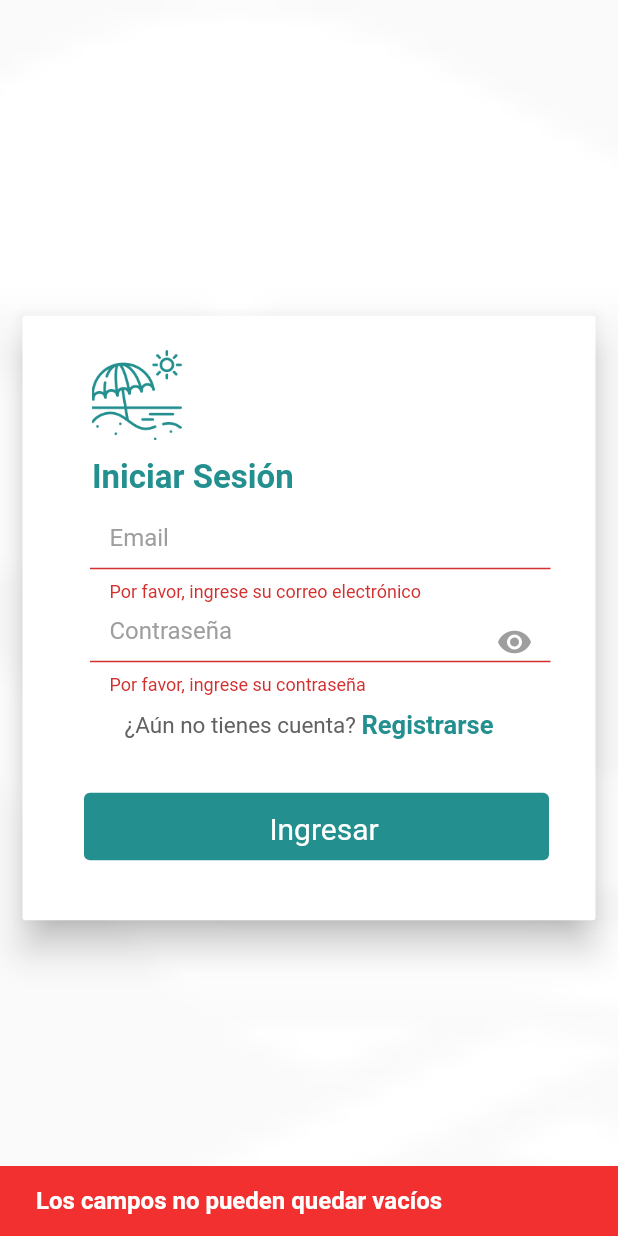
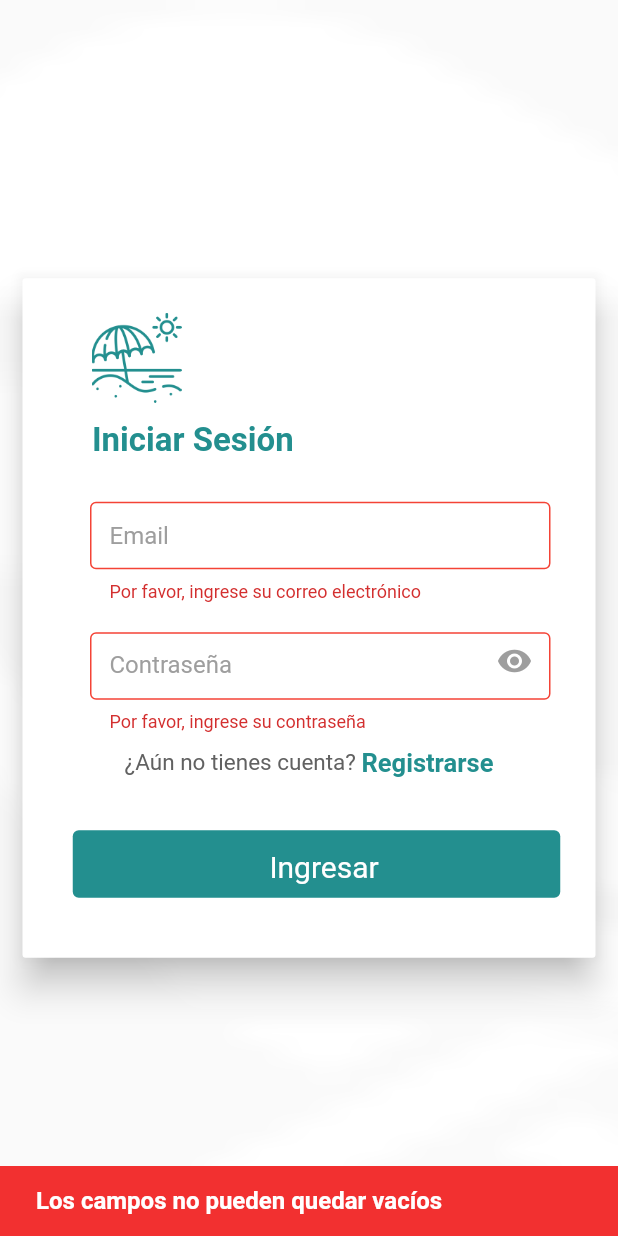
Before and after one commit to frankpezo/recreoexploreiqtapp, a Flutter app: the LoginUser screen opened directly, after a tap on "Ingresar", on a phone screen of 412 x 824 dp. Run offline on Flutter 3.47's test engine with Material 2 defaults, Android fonts, the light colour scheme and no system bars; our stand-ins replace another_carousel_pro.

Commit message:
Login User modificación

```diff
--- a/lib/src/pages/user/login_user.dart
+++ b/lib/src/pages/user/login_user.dart
@@ -10,55 +10,24 @@ class LoginUser extends StatefulWidget {
 }
 
 class _LoginUserState extends State<LoginUser> {
-  //1.TextEditinController
   TextEditingController user = TextEditingController();
   TextEditingController password = TextEditingController();
   bool obscurePassword = true;
-  //2. Creamos el método para consumir la Api
+
   Future<void> getDatos() async {
     if (user.text.isNotEmpty && password.text.isNotEmpty) {
       print("Campos llenos");
-      //2.1. Hacemos un tryCatch
-      /* try {
-        //3. Traemos la url
-        Uri url = Uri.parse('http://10.0.2.2/sigaePhp/selectData.php');
-        //3.1. Hacemos la peticiónal body
-        var res = await http
-            .post(url, body: {'user': user.text, 'password': password.text});
-        print(res.body); //Para ver si trae los datos
-
-        //3.2. Convertimos la respuesta a json
-        var response = jsonDecode(res.body);
-        if (response.length != 0) {
-          Navigator.pushReplacement(
-            context,
-            MaterialPageRoute(builder: (context) => HomePage(user.text)),
-          );
-          print('Ingresó con exito');
-        } else {
-          print('Falló');
-          ScaffoldMessenger.of(context).showSnackBar(SnackBar(
-            backgroundColor: Color.fromARGB(255, 242, 48, 48),
-            content: Text(
-              'Los datos no coinciden',
-              style: TextStyle(
-                  color: Colors.white,
-                  fontSize: 16,
-                  fontWeight: FontWeight.bold),
-            ),
-            duration: Duration(seconds: 5),
-          ));
-        }
-      } catch (e) {
-        print(e);
-      }*/
+      // Lógica para consumir la API
     } else {
       ScaffoldMessenger.of(context).showSnackBar(SnackBar(
         backgroundColor: Color.fromARGB(255, 242, 48, 48),
         content: Text(
           'Los campos no pueden quedar vacíos',
           style: TextStyle(
-              color: Colors.white, fontSize: 16, fontWeight: FontWeight.bold),
+            color: Colors.white,
+            fontSize: 16,
+            fontWeight: FontWeight.bold,
+          ),
         ),
         duration: Duration(seconds: 5),
       ));
@@ -68,9 +37,7 @@ class _LoginUserState extends State<LoginUser> {
   @override
   Widget build(BuildContext context) {
     return Scaffold(
-      // backgroundColor: Colors.grey[300],
       body: Container(
-        //Para fondo
         decoration: BoxDecoration(
           image: DecorationImage(
             image: AssetImage("assets/images/icon1.png"),
@@ -88,26 +55,27 @@ class _LoginUserState extends State<LoginUser> {
                     Container(
                       child: Card(
                         shape: RoundedRectangleBorder(
-                              borderRadius: BorderRadius.circular(2)),
+                          borderRadius: BorderRadius.circular(2),
+                        ),
                         margin: EdgeInsets.all(15),
                         elevation: 10,
                         child: Padding(
                           padding: const EdgeInsets.only(
-                                bottom: 40, left: 10, right: 10),
+                            bottom: 40,
+                            left: 10,
+                            right: 10,
+                          ),
                           child: Container(
                             child: Column(
                               children: [
-                                  SizedBox(
-                                    height: 20,
-                                  ),
-                                  //1. Logo
-
+                                SizedBox(height: 20),
                                 Container(
                                   padding: const EdgeInsets.only(
-                                        top: 3, right: 230),
+                                    top: 3,
+                                    right: 230,
+                                  ),
                                   child: Row(
-                                      mainAxisAlignment:
-                                          MainAxisAlignment.center,
+                                    mainAxisAlignment: MainAxisAlignment.center,
                                     children: [
                                       Image.asset(
                                         "assets/images/icon2.1.png",
@@ -117,13 +85,12 @@ class _LoginUserState extends State<LoginUser> {
                                     ],
                                   ),
                                 ),
-                                  SizedBox(
-                                    height: 9,
-                                  ),
-                                  //2. Bievenido
+                                SizedBox(height: 9),
                                 Container(
                                   padding: const EdgeInsets.only(
-                                        top: 3, right: 155),
+                                    top: 3,
+                                    right: 155,
+                                  ),
                                   child: Column(
                                     crossAxisAlignment:
                                         CrossAxisAlignment.start,
@@ -133,27 +100,21 @@ class _LoginUserState extends State<LoginUser> {
                                         style: TextStyle(
                                           fontWeight: FontWeight.bold,
                                           fontSize: 22,
-                                              color: Color(0xFF238F8F)),
+                                          color: Color(0xFF238F8F),
                                         ),
-                                        SizedBox(
-                                          height: 5,
                                       ),
+                                      SizedBox(height: 5),
                                     ],
                                   ),
                                 ),
-                                  SizedBox(
-                                    height: 20,
-                                  ),
-                                  //3. Usuario campo
+                                SizedBox(height: 20),
                                 Container(
-                                    margin:
-                                        EdgeInsets.only(left: 20, right: 20),
+                                  margin: EdgeInsets.only(left: 20, right: 20),
                                   width: 325,
-                                    height: 45,
+                                  height: 70,
                                   padding:
                                       const EdgeInsets.only(top: 3, left: 15),
                                   child: TextFormField(
-                                      //2. Para acceder
                                     controller: user,
                                     obscureText: false,
                                     keyboardType: TextInputType.emailAddress,
@@ -167,10 +128,15 @@ class _LoginUserState extends State<LoginUser> {
                                       contentPadding: EdgeInsets.all(13),
                                       enabledBorder: OutlineInputBorder(
                                         borderSide:
-                                                BorderSide(color: Colors.grey)),
+                                            BorderSide(color: Colors.grey),
+                                      ),
                                       focusedBorder: OutlineInputBorder(
                                         borderSide: BorderSide(
                                             color: Colors.grey.shade400),
+                                      ),
+                                      errorBorder: OutlineInputBorder(
+                                        borderSide:
+                                            BorderSide(color: Colors.red),
                                       ),
                                       fillColor: Colors.white,
                                       filled: true,
@@ -180,19 +146,14 @@ class _LoginUserState extends State<LoginUser> {
                                     ),
                                   ),
                                 ),
-                                  SizedBox(
-                                    height: 17,
-                                  ),
-                                  //4. Contraseña campo
+                                SizedBox(height: 17),
                                 Container(
-                                    margin:
-                                        EdgeInsets.only(left: 20, right: 20),
+                                  margin: EdgeInsets.only(left: 20, right: 20),
                                   width: 325,
-                                    height: 45,
+                                  height: 70,
                                   padding:
                                       const EdgeInsets.only(top: 3, left: 15),
                                   child: TextFormField(
-                                      //2. Para acceder
                                     controller: password,
                                     obscureText: obscurePassword,
                                     keyboardType: TextInputType.text,
@@ -206,10 +167,15 @@ class _LoginUserState extends State<LoginUser> {
                                       contentPadding: EdgeInsets.all(13),
                                       enabledBorder: OutlineInputBorder(
                                         borderSide:
-                                                BorderSide(color: Colors.grey)),
+                                            BorderSide(color: Colors.grey),
+                                      ),
                                       focusedBorder: OutlineInputBorder(
                                         borderSide: BorderSide(
                                             color: Colors.grey.shade400),
+                                      ),
+                                      errorBorder: OutlineInputBorder(
+                                        borderSide:
+                                            BorderSide(color: Colors.red),
                                       ),
                                       fillColor: Colors.white,
                                       filled: true,
@@ -229,9 +195,7 @@ class _LoginUserState extends State<LoginUser> {
                                     ),
                                   ),
                                 ),
-                                  SizedBox(
-                                    height: 10,
-                                  ),
+                                SizedBox(height: 10),
                                 Row(
                                   mainAxisAlignment: MainAxisAlignment.center,
                                   children: [
@@ -239,7 +203,8 @@ class _LoginUserState extends State<LoginUser> {
                                       '¿Aún no tienes cuenta? ',
                                       style: TextStyle(
                                         fontSize: 15,
-                                            color: Colors.grey[700]),
+                                        color: Colors.grey[700],
+                                      ),
                                     ),
                                     InkWell(
                                       child: GestureDetector(
@@ -248,44 +213,36 @@ class _LoginUserState extends State<LoginUser> {
                                           style: TextStyle(
                                             color: Color(0xFF238F8F),
                                             fontSize: 17,
-                                                  fontWeight: FontWeight.bold),
+                                            fontWeight: FontWeight.bold,
+                                          ),
                                         ),
                                         onTap: () {
-                                              /* Navigator.pushReplacement(
-                                  context,
-                                  MaterialPageRoute(
-                                      builder: (context) => SupportTeam()),*
-                                );*/
-                                            }),
+                                          // Navegación a la pantalla de registro
+                                        },
+                                      ),
                                     ),
                                   ],
                                 ),
-                                  SizedBox(
-                                    height: 15,
-                                  ),
-                                  //5. Boton iniciar sesción
+                                SizedBox(height: 15),
                                 GestureDetector(
-                                    //1. Para que nos lleve a la página deseada
                                   onTap: () {
                                     setState(() {
                                       if (formKey.currentState!.validate()) {}
                                     });
-                                      //
-                                      //
                                     getDatos();
                                   },
                                   child: Container(
                                     margin: EdgeInsets.only(
                                         left: 20, right: 10, top: 20),
-                                      width: 310,
+                                    width: 325, // Ancho original del botón
                                     height: 45,
-                                      padding: const EdgeInsets.only(
-                                          top: 3, left: 10),
+                                    padding:
+                                        const EdgeInsets.only(top: 3, left: 10),
                                     alignment: Alignment.center,
                                     decoration: BoxDecoration(
                                       color: Color(0xFF238F8F),
-                                          borderRadius:
-                                              BorderRadius.circular(4)),
+                                      borderRadius: BorderRadius.circular(4),
+                                    ),
                                     child: Center(
                                       child: Text(
                                         'Ingresar',
@@ -297,11 +254,11 @@ class _LoginUserState extends State<LoginUser> {
                                     ),
                                   ),
                                 ),
-                                  //6. No se acuerda contraseña
                               ],
                             ),
                           ),
-                          )),
+                        ),
+                      ),
                     ),
                   ],
                 ),
```
Lines whose indentation alone changed are shown as unchanged.
